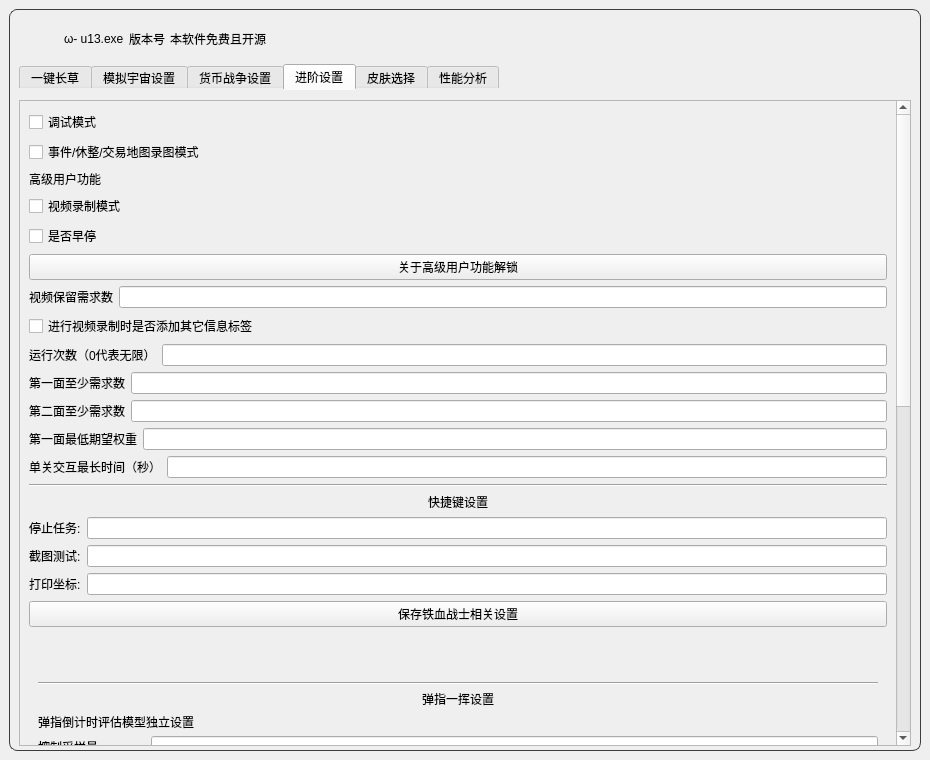
This is resource/ui/UI.ui in syfoud/Simulated_Scepter as Qt 5 draws it before an edit. The edited form follows.
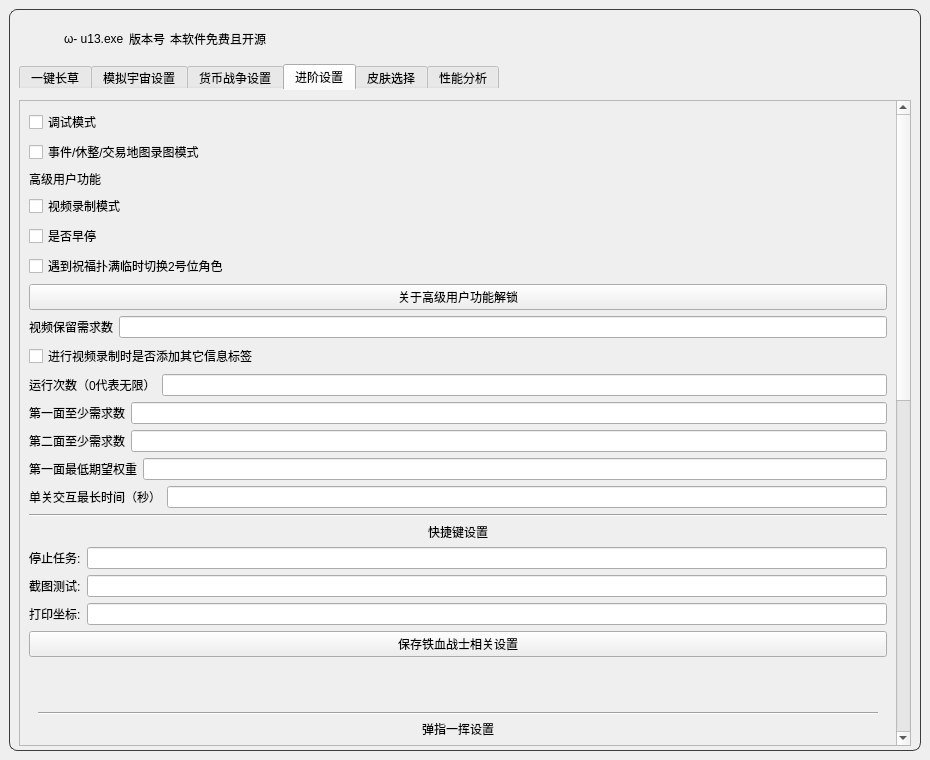
This is the edited form. The open tabs and pages were chosen to show the change. Icons and pictures are not drawn.

Commit message: 增加“遇猪切人”的可选ui

Diff of the .ui file:
```diff
--- a/resource/ui/UI.ui
+++ b/resource/ui/UI.ui
@@ -1271,6 +1271,13 @@
                    </property>
                   </widget>
                  </item>
+                 <item>
+                  <widget class="QCheckBox" name="pig_switch_2_role">
+                   <property name="text">
+                    <string>遇到祝福扑满临时切换2号位角色</string>
+                   </property>
+                  </widget>
+                 </item>
                  <item>
                   <widget class="QPushButton" name="Aboutupdatelock">
                    <property name="text">
```
